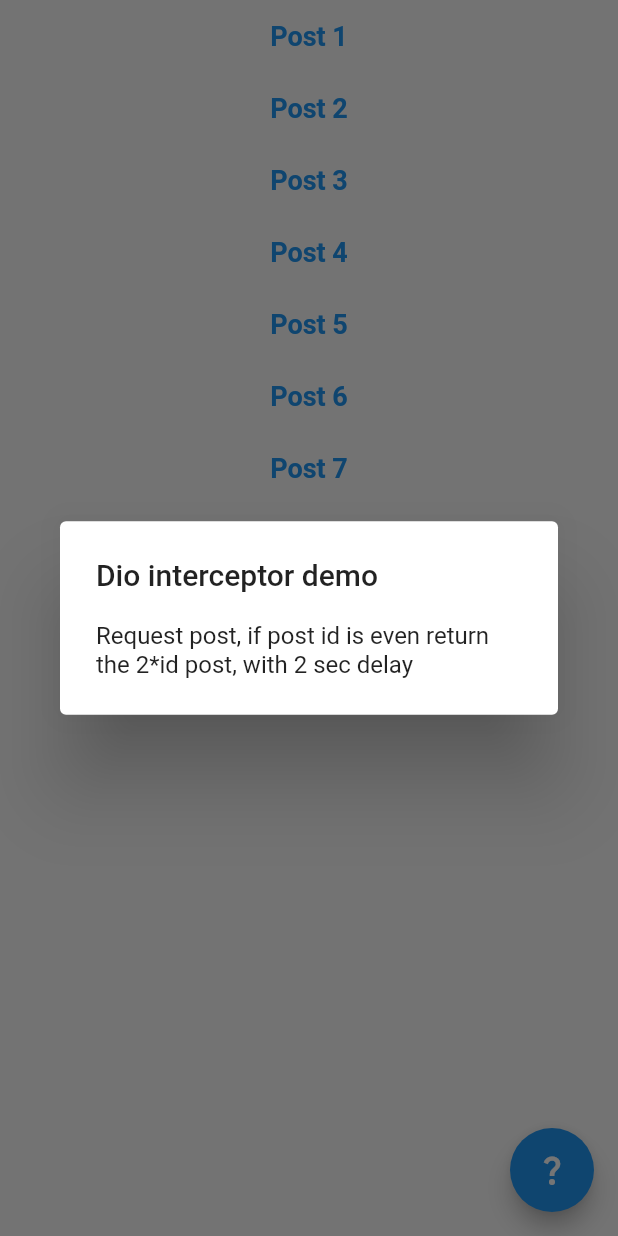
After one commit to conghua2411/flutter_demo_everything_2, a Flutter app: the DioDemo screen opened by its route, after a tap on the "question mark" icon, on a phone screen of 412 x 824 dp. The commit adds this screen. Run offline on Flutter 3.47's test engine with Material 2 defaults, Android fonts, the phone set to English and light mode, and no system bars; our stand-ins replace dartz, dio, flutter_bloc, flutter_compass, flutter_hooks, freezed_annotation and 3 more; generated files the repository leaves out were written again.

Commit message:
add dio interceptor demo

```diff
--- a/lib/demos.dart
+++ b/lib/demos.dart
@@ -3,6 +3,7 @@ import 'package:flutter_demo_everything_2/sceen_life_cycle/screen_life_cycle_dem
 import 'animation/animation_info.dart';
 import 'custom_carousel/custom_carousel_demo_info.dart';
 import 'dartz_demo/dartz_demo_info.dart';
+import 'dio_demo/dio_demo_info.dart';
 import 'expansion_tree_demo/expansion_tree_demo_info.dart';
 import 'flowable_widget_demo/flowable_widget_demo_info.dart';
 import 'flutter_bloc_demo/flutter_bloc_demo_info.dart';
@@ -23,4 +24,5 @@ var demos = [
   freezedDemoInfo,
   screenLifeCycleDemoInfo,
   mapDemoInfo,
+  dioDemoInfo,
 ];
--- /dev/null
+++ b/lib/dio_demo/dio_demo.dart
@@ -0,0 +1,141 @@
+import 'package:flutter/material.dart';
+import 'package:flutter_demo_everything_2/dio_demo/network.dart';
+import 'package:flutter_demo_everything_2/helper/extension/navigator_extension.dart';
+
+class DioDemo extends StatefulWidget {
+  const DioDemo({Key? key}) : super(key: key);
+
+  @override
+  State<DioDemo> createState() => _DioDemoState();
+}
+
+class _DioDemoState extends State<DioDemo> {
+  Network _network = Network();
+
+  @override
+  Widget build(BuildContext context) {
+    return Scaffold(
+      body: SafeArea(
+        child: ListView.builder(
+          itemCount: 10,
+          itemBuilder: _buildPostItem,
+        ),
+      ),
+      floatingActionButton: FloatingActionButton(
+        child: Icon(
+          Icons.question_mark,
+        ),
+        onPressed: _showDemoInfo,
+      ),
+    );
+  }
+
+  void _showDemoInfo() {
+    showDialog(
+      context: context,
+      builder: (ctx) {
+        return AlertDialog(
+          title: Text(
+            'Dio interceptor demo',
+          ),
+          content: Text(
+            'Request post, if post id is even return the 2*id post, '
+            'with 2 sec delay',
+          ),
+        );
+      },
+    );
+  }
+
+  Widget _buildPostItem(
+    BuildContext context,
+    int index,
+  ) {
+    return TextButton(
+      onPressed: () async {
+        final response = await _network.get(
+          path: '/posts',
+          queryParameters: {
+            'id': index + 1,
+          },
+        );
+
+        if (response.statusCode == 200) {
+          final postData = response.data[0];
+          context.push(
+            PostDetail(
+              id: postData['id'],
+              title: postData['title'],
+              body: postData['body'],
+            ),
+          );
+        }
+      },
+      child: Text(
+        'Post ${index + 1}',
+        style: TextStyle(
+          fontSize: 18,
+          fontWeight: FontWeight.w600,
+        ),
+      ),
+    );
+  }
+}
+
+class PostDetail extends StatelessWidget {
+  final int id;
+  final String title;
+  final String body;
+
+  const PostDetail({
+    Key? key,
+    required this.id,
+    required this.title,
+    required this.body,
+  }) : super(key: key);
+
+  @override
+  Widget build(BuildContext context) {
+    return Scaffold(
+      body: SafeArea(
+        child: Column(
+          crossAxisAlignment: CrossAxisAlignment.start,
+          children: [
+            Padding(
+              padding: const EdgeInsets.all(8.0),
+              child: Text(
+                id.toString(),
+                style: TextStyle(
+                  fontSize: 22,
+                  fontWeight: FontWeight.w800,
+                ),
+              ),
+            ),
+            Padding(
+              padding: const EdgeInsets.all(8.0),
+              child: Text(
+                title,
+                style: TextStyle(
+                  fontSize: 20,
+                  fontWeight: FontWeight.w600,
+                ),
+              ),
+            ),
+            Flexible(
+              child: Padding(
+                padding: const EdgeInsets.all(8.0),
+                child: Text(
+                  body,
+                  style: TextStyle(
+                    fontSize: 16,
+                    height: 1.5,
+                  ),
+                ),
+              ),
+            ),
+          ],
+        ),
+      ),
+    );
+  }
+}
--- /dev/null
+++ b/lib/dio_demo/dio_demo_info.dart
@@ -0,0 +1,7 @@
+import 'package:flutter_demo_everything_2/demo_info.dart';
+import 'package:flutter_demo_everything_2/dio_demo/dio_demo.dart';
+
+var dioDemoInfo = DemoInfo(
+  name: 'dio-demo',
+  demo: DioDemo(),
+);
--- /dev/null
+++ b/lib/dio_demo/network.dart
@@ -0,0 +1,39 @@
+import 'package:dio/dio.dart';
+
+class MyInterceptor extends Interceptor {
+  @override
+  void onRequest(
+      RequestOptions options, RequestInterceptorHandler handler) async {
+    if (options.queryParameters['id'] != null &&
+        options.queryParameters['id'] % 2 == 0) {
+      options.queryParameters['id'] *= 2;
+    }
+
+    await Future.delayed(
+      Duration(seconds: 2),
+    );
+
+    super.onRequest(options, handler);
+  }
+}
+
+class Network {
+  final Dio _dio = Dio(
+    BaseOptions(
+      baseUrl: 'https://jsonplaceholder.typicode.com/',
+    ),
+  );
+
+  Network() {
+    _dio.interceptors.add(MyInterceptor());
+  }
+
+  Future<Response> get({
+    required String path,
+    Map<String, dynamic>? queryParameters,
+  }) =>
+      _dio.get(
+        path,
+        queryParameters: queryParameters,
+      );
+}
--- a/pubspec.yaml
+++ b/pubspec.yaml
@@ -44,6 +44,7 @@ dependencies:
   go_router: ^4.3.0
 
   google_maps_flutter: ^2.2.0
+  dio: ^4.0.6
 
 dev_dependencies:
   flutter_test:
```
Also changed, not shown: pubspec.lock.
